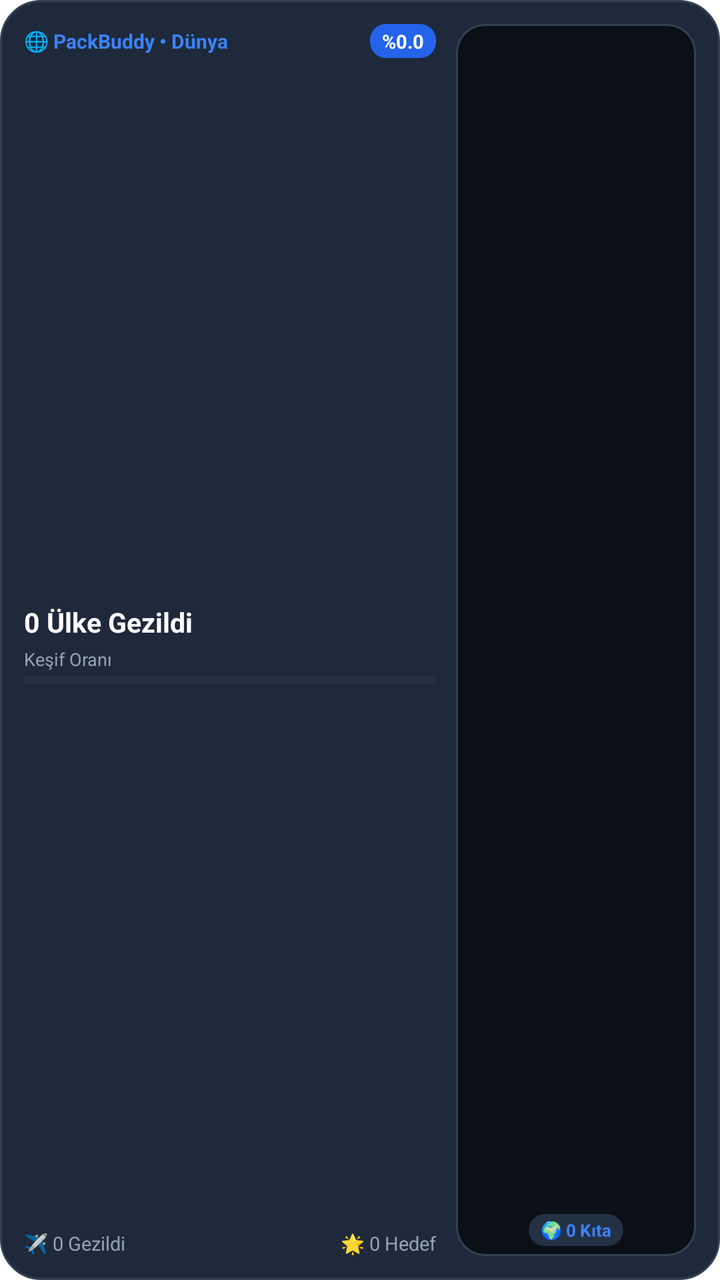
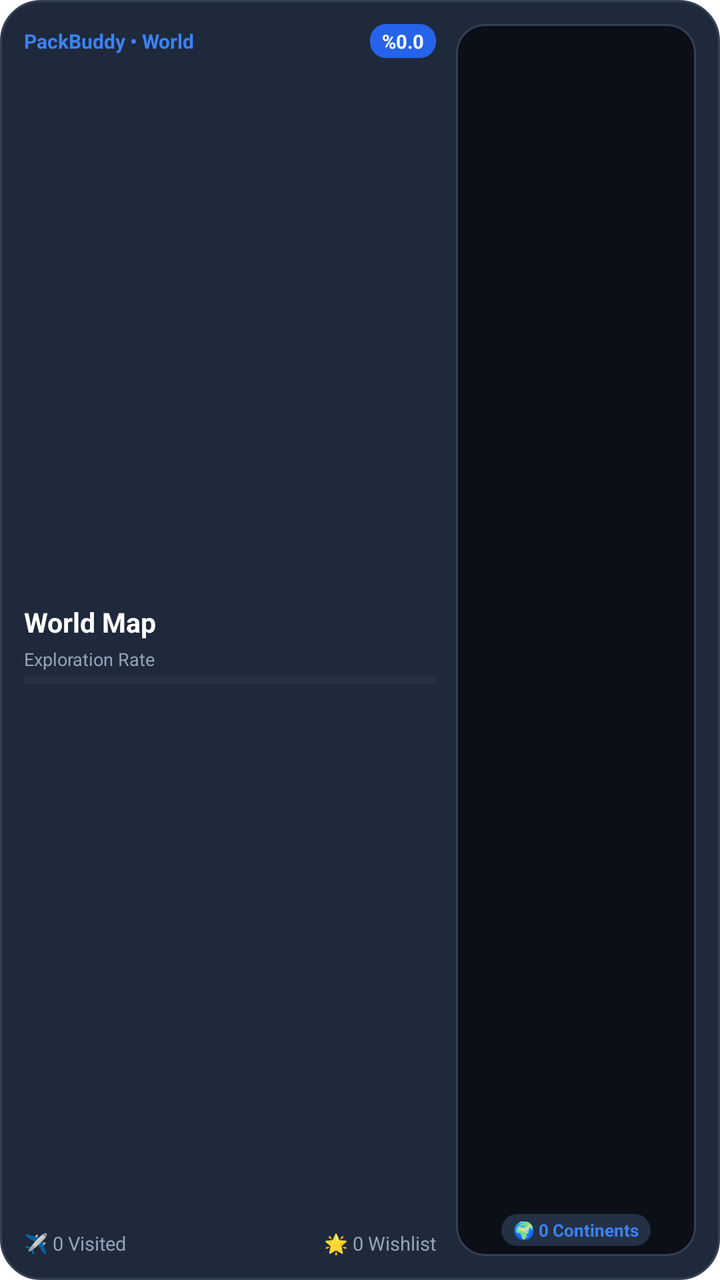

An Android layout rendered at two revisions. The XML below is the earlier revision; the diff shows what the commit changed to produce the second picture.
<!-- AndroidManifest.xml: fallback theme Theme.MaterialComponents.DayNight.NoActionBar -->
<!-- res/layout/packbuddy_map_medium.xml -->
<?xml version="1.0" encoding="utf-8"?>
<FrameLayout xmlns:android="http://schemas.android.com/apk/res/android"
    android:id="@+id/widget_container"
    android:layout_width="match_parent"
    android:layout_height="match_parent">

    
    <ImageView
        android:id="@+id/widget_rendered_card"
        android:layout_width="match_parent"
        android:layout_height="match_parent"
        android:scaleType="fitCenter"
        android:adjustViewBounds="true"
        android:visibility="gone" />

    
    <LinearLayout
        android:id="@+id/widget_native_content"
        android:layout_width="match_parent"
        android:layout_height="match_parent"
        android:background="@drawable/widget_bg"
        android:orientation="horizontal"
        android:padding="12dp">

        
        <LinearLayout
            android:layout_width="0dp"
            android:layout_height="match_parent"
            android:layout_weight="1"
            android:orientation="vertical">

            
            <LinearLayout
                android:layout_width="match_parent"
                android:layout_height="wrap_content"
                android:gravity="center_vertical"
                android:orientation="horizontal">

                <TextView
                    android:id="@+id/widget_app_name"
                    android:layout_width="0dp"
                    android:layout_height="wrap_content"
                    android:layout_weight="1"
                    android:ellipsize="end"
                    android:maxLines="1"
                    android:text="🌐 PackBuddy • Dünya"
                    android:textColor="#3B82F6"
                    android:textSize="10sp"
                    android:textStyle="bold" />

                <TextView
                    android:id="@+id/widget_badge"
                    android:layout_width="wrap_content"
                    android:layout_height="wrap_content"
                    android:background="@drawable/widget_badge_bg"
                    android:paddingStart="6dp"
                    android:paddingTop="2dp"
                    android:paddingEnd="6dp"
                    android:paddingBottom="2dp"
                    android:text="%0.0"
                    android:textColor="#FFFFFF"
                    android:textSize="9.5sp"
                    android:textStyle="bold" />
            </LinearLayout>

            <LinearLayout
                android:layout_width="match_parent"
                android:layout_height="0dp"
                android:layout_weight="1"
                android:gravity="center_vertical"
                android:orientation="vertical">

                
                <TextView
                    android:id="@+id/widget_title"
                    android:layout_width="match_parent"
                    android:layout_height="wrap_content"
                    android:ellipsize="end"
                    android:maxLines="1"
                    android:text="0 Ülke Gezildi"
                    android:textColor="#FFFFFF"
                    android:textSize="13.5sp"
                    android:textStyle="bold" />

                
                <TextView
                    android:id="@+id/widget_destination"
                    android:layout_width="match_parent"
                    android:layout_height="wrap_content"
                    android:layout_marginTop="3dp"
                    android:ellipsize="end"
                    android:maxLines="1"
                    android:text="Keşif Oranı"
                    android:textColor="#94A3B8"
                    android:textSize="9sp" />

                <ProgressBar
                    android:id="@+id/widget_progress"
                    style="?android:attr/progressBarStyleHorizontal"
                    android:layout_width="match_parent"
                    android:layout_height="3.5dp"
                    android:layout_marginTop="2.5dp"
                    android:max="100"
                    android:progress="0"
                    android:progressBackgroundTint="#4094A3B8"
                    android:progressTint="#3B82F6" />
            </LinearLayout>

            
            <LinearLayout
                android:layout_width="match_parent"
                android:layout_height="wrap_content"
                android:gravity="center_vertical"
                android:orientation="horizontal">

                <TextView
                    android:id="@+id/widget_packing"
                    android:layout_width="0dp"
                    android:layout_height="wrap_content"
                    android:layout_weight="1"
                    android:ellipsize="end"
                    android:maxLines="1"
                    android:text="✈️ 0 Gezildi"
                    android:textColor="#94A3B8"
                    android:textSize="9.5sp" />

                <TextView
                    android:id="@+id/widget_budget"
                    android:layout_width="wrap_content"
                    android:layout_height="wrap_content"
                    android:ellipsize="end"
                    android:maxLines="1"
                    android:text="🌟 0 Hedef"
                    android:textColor="#94A3B8"
                    android:textSize="9.5sp" />
            </LinearLayout>
        </LinearLayout>

        
        <LinearLayout
            android:id="@+id/widget_map_container"
            android:layout_width="120dp"
            android:layout_height="match_parent"
            android:layout_marginStart="10dp"
            android:background="@drawable/widget_map_bg"
            android:gravity="center"
            android:orientation="vertical"
            android:padding="5dp">

            <ImageView
                android:id="@+id/widget_map_image"
                android:layout_width="match_parent"
                android:layout_height="0dp"
                android:layout_weight="1"
                android:contentDescription="World Map"
                android:scaleType="fitCenter" />

            <TextView
                android:id="@+id/widget_stat3"
                android:layout_width="wrap_content"
                android:layout_height="wrap_content"
                android:layout_gravity="center_horizontal"
                android:layout_marginTop="3dp"
                android:background="@drawable/widget_stat_bg"
                android:ellipsize="end"
                android:gravity="center"
                android:maxLines="1"
                android:paddingStart="6dp"
                android:paddingTop="2dp"
                android:paddingEnd="6dp"
                android:paddingBottom="2dp"
                android:text="🌍 0 Kıta"
                android:textColor="#3B82F6"
                android:textSize="8.5sp"
                android:textStyle="bold" />
        </LinearLayout>
    </LinearLayout>

</FrameLayout>
<!-- resources referenced by this layout -->
<resources>
  <!-- drawable widget_badge_bg (drawable) -->
  <?xml version="1.0" encoding="utf-8"?>
  <shape xmlns:android="http://schemas.android.com/apk/res/android"
      android:shape="rectangle">
      <corners android:radius="8dp" />
      <solid android:color="#2563EB" />
  </shape>
  <!-- drawable widget_bg (drawable) -->
  <?xml version="1.0" encoding="utf-8"?>
  <shape xmlns:android="http://schemas.android.com/apk/res/android"
      android:shape="rectangle">
      <corners android:radius="20dp" />
      <solid android:color="#1E293B" />
      <stroke
          android:width="1dp"
          android:color="#334155" />
  </shape>
  <!-- drawable widget_map_bg (drawable) -->
  <?xml version="1.0" encoding="utf-8"?>
  <shape xmlns:android="http://schemas.android.com/apk/res/android"
      android:shape="rectangle">
      <corners android:radius="14dp" />
      <solid android:color="#0B0F17" />
      <stroke
          android:width="1dp"
          android:color="#334155" />
  </shape>
  <!-- drawable widget_stat_bg (drawable) -->
  <?xml version="1.0" encoding="utf-8"?>
  <shape xmlns:android="http://schemas.android.com/apk/res/android"
      android:shape="rectangle">
      <corners android:radius="8dp" />
      <solid android:color="#243044" />
  </shape>
</resources>

<!-- the commit's change to res/layout/packbuddy_map_medium.xml (unified diff, before → after) -->
@@ -43,7 +43,7 @@
                     android:layout_weight="1"
                     android:ellipsize="end"
                     android:maxLines="1"
-                    android:text="🌐 PackBuddy • Dünya"
+                    android:text="@string/widget_world_app_name"
                     android:textColor="#3B82F6"
                     android:textSize="10sp"
                     android:textStyle="bold" />
@@ -77,7 +77,7 @@
                     android:layout_height="wrap_content"
                     android:ellipsize="end"
                     android:maxLines="1"
-                    android:text="0 Ülke Gezildi"
+                    android:text="@string/widget_countries_visited_zero"
                     android:textColor="#FFFFFF"
                     android:textSize="13.5sp"
                     android:textStyle="bold" />
@@ -90,7 +90,7 @@
                     android:layout_marginTop="3dp"
                     android:ellipsize="end"
                     android:maxLines="1"
-                    android:text="Keşif Oranı"
+                    android:text="@string/widget_exploration_rate"
                     android:textColor="#94A3B8"
                     android:textSize="9sp" />
 
@@ -120,7 +120,7 @@
                     android:layout_weight="1"
                     android:ellipsize="end"
                     android:maxLines="1"
-                    android:text="✈️ 0 Gezildi"
+                    android:text="@string/widget_stat_visited_zero"
                     android:textColor="#94A3B8"
                     android:textSize="9.5sp" />
 
@@ -130,7 +130,7 @@
                     android:layout_height="wrap_content"
                     android:ellipsize="end"
                     android:maxLines="1"
-                    android:text="🌟 0 Hedef"
+                    android:text="@string/widget_stat_wishlist_zero"
                     android:textColor="#94A3B8"
                     android:textSize="9.5sp" />
             </LinearLayout>
@@ -169,7 +169,7 @@
                 android:paddingTop="2dp"
                 android:paddingEnd="6dp"
                 android:paddingBottom="2dp"
-                android:text="🌍 0 Kıta"
+                android:text="@string/widget_stat_continents_zero"
                 android:textColor="#3B82F6"
                 android:textSize="8.5sp"
                 android:textStyle="bold" />
<!-- resource entries referenced after the edit -->
@@ -34,5 +34,11 @@
       <corners android:radius="8dp" />
       <solid android:color="#243044" />
   </shape>
+  <string name="widget_countries_visited_zero">World Map</string>
+  <string name="widget_exploration_rate">Exploration Rate</string>
+  <string name="widget_stat_continents_zero">🌍 0 Continents</string>
+  <string name="widget_stat_visited_zero">✈️ 0 Visited</string>
+  <string name="widget_stat_wishlist_zero">🌟 0 Wishlist</string>
+  <string name="widget_world_app_name">PackBuddy • World</string>
 </resources>
 
